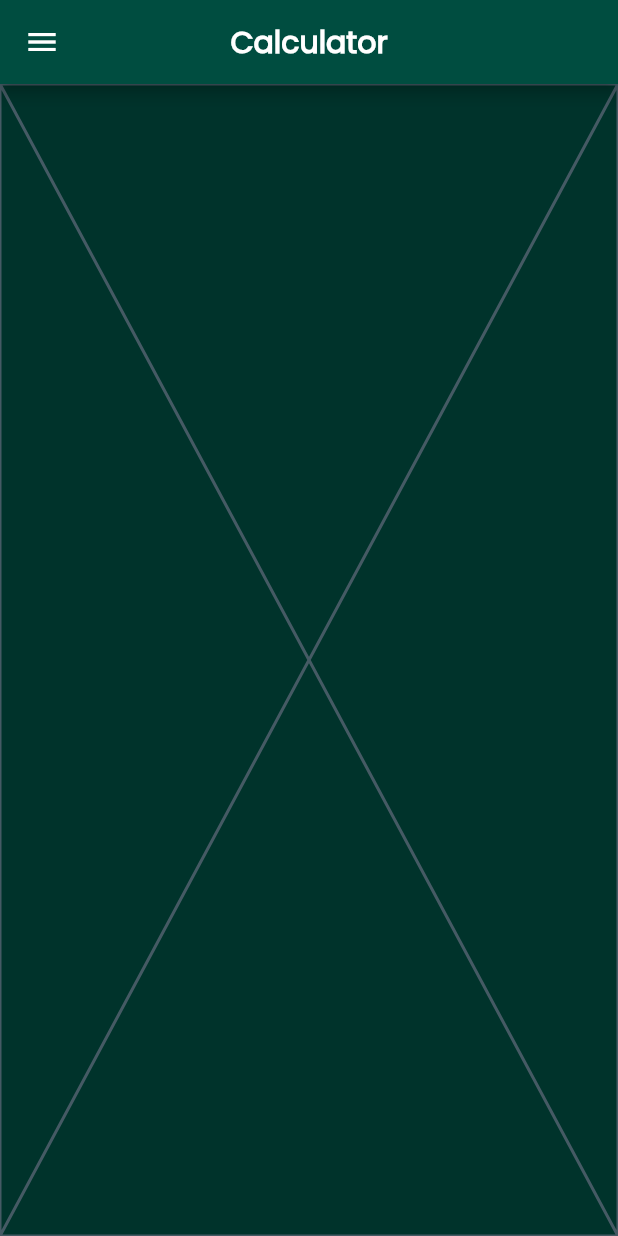
After one commit to vutfiq01/mi_flash_card, a Flutter app: the CalculatorApp screen opened directly, on a phone screen of 412 x 824 dp. The commit adds this screen. Run offline on Flutter 3.47's test engine with Material 2 defaults, Android fonts, the light colour scheme and no system bars; our stand-ins replace audioplayers, font_awesome_flutter, rflutter_alert.

Commit message:
Initial Calculator App Page

```diff
--- /dev/null
+++ b/lib/calculator_app.dart
@@ -0,0 +1,18 @@
+import 'package:flutter/material.dart';
+import 'package:mi_flash_card/widget/custom_appbar.dart';
+import 'package:mi_flash_card/widget/navigation_drawer.dart';
+
+class CalculatorApp extends StatelessWidget {
+  final String appBarTitle;
+  const CalculatorApp({super.key, required this.appBarTitle});
+
+  @override
+  Widget build(BuildContext context) {
+    return Scaffold(
+      backgroundColor: const Color.fromARGB(255, 0, 51, 43),
+      appBar: CustomAppBar(title: appBarTitle),
+      drawer: const MyNavigationDrawer(),
+      body: const Placeholder(),
+    );
+  }
+}
--- a/lib/widget/navigation_drawer.dart
+++ b/lib/widget/navigation_drawer.dart
@@ -1,6 +1,7 @@
 import 'package:flutter/material.dart';
 import 'package:font_awesome_flutter/font_awesome_flutter.dart';
 import 'package:mi_flash_card/ask_anything_page.dart';
+import 'package:mi_flash_card/calculator_app.dart';
 import 'package:mi_flash_card/dating_profile_page.dart';
 import 'package:mi_flash_card/dice_app.dart';
 import 'package:mi_flash_card/job_profile_page.dart';
@@ -118,6 +119,12 @@ class MyNavigationDrawer extends StatelessWidget {
               icon: FontAwesomeIcons.dungeon,
               page: const UnfoldStoryApp(appBarTitle: 'Unfold Story'),
             ),
+            drawerItem(
+              context: context,
+              pageTitle: 'Calculator',
+              icon: FontAwesomeIcons.calculator,
+              page: const CalculatorApp(appBarTitle: 'Calculator'),
+            ),
           ],
         ),
       );
```
